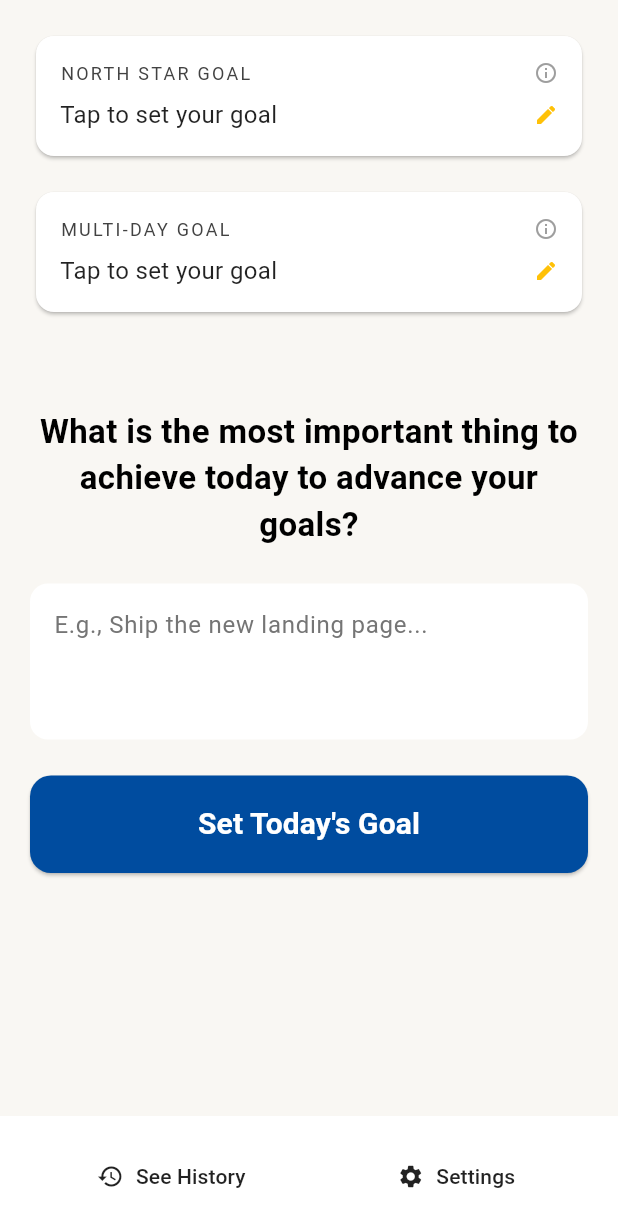
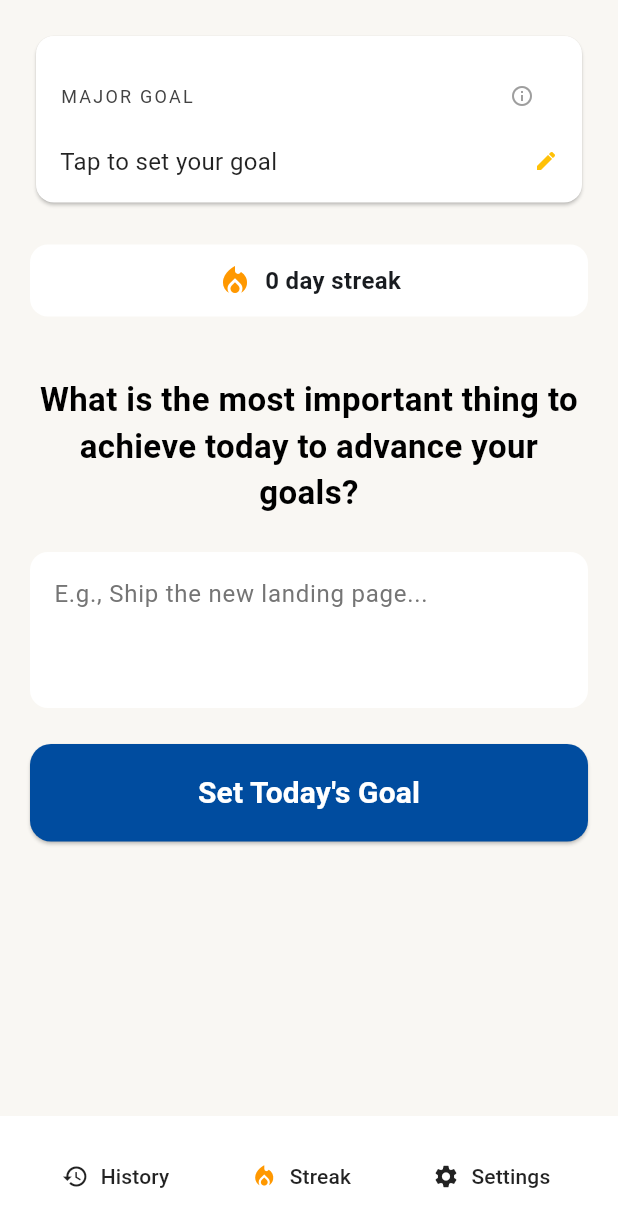
Before and after one commit to neonnubula/japchae, a Flutter app: the screen it shows after launch, on a phone screen of 412 x 824 dp. Shown: the top 1227 px of the screen. Run offline on Flutter 3.47's test engine with Material 3 defaults, Android fonts, the light colour scheme and no system bars; our stand-ins replace flutter_local_notifications, hive, hive_flutter, share_plus, timezone; accounts and stored records are empty.

Commit message:
feat: rename North Star to Major Goal, remove Multi-Day, add streak counter/page and sharing features\n\n- Rebrand North Star to Major Goal with info tooltip\n- Remove Multi-Day goal UI\n- Add current streak computation in StorageService\n- Add StreakScreen with share button\n- Show streak chip on Home screen\n- Add share_plus dependency and sharing for completed goals\n- Update History screen to share on completion\n- Improve bottom nav with Streak tab

```diff
--- a/lib/screens/home_screen.dart
+++ b/lib/screens/home_screen.dart
@@ -1,8 +1,10 @@
 import 'package:flutter/material.dart';
 import 'package:japchae/screens/history_screen.dart';
 import 'package:japchae/screens/settings_screen.dart';
+import 'package:japchae/screens/streak_screen.dart';
 import 'package:japchae/services/storage_service.dart';
 import 'package:provider/provider.dart';
+import 'package:share_plus/share_plus.dart';
 
 class HomeScreen extends StatefulWidget {
   const HomeScreen({super.key});
@@ -29,33 +31,40 @@ class _HomeScreenState extends State<HomeScreen> {
                 GestureDetector(
                   onTap: () => _showEditGoalDialog(
                     context,
-                    'North Star Goal',
+                    'Major Goal',
                     storageService.northStarGoal,
                     (newValue) => storageService.setNorthStarGoal(newValue),
                   ),
                   child: _buildGoalCard(
-                    'NORTH STAR GOAL',
+                    'MAJOR GOAL',
                     storageService.northStarGoal.isEmpty
                         ? 'Tap to set your goal'
                         : storageService.northStarGoal,
+                    infoDescription:
+                        'Your Major Goal is the overarching objective that guides your daily focus.'
                   ),
                 ),
-                const SizedBox(height: 16),
-                GestureDetector(
-                  onTap: () => _showEditGoalDialog(
-                    context,
-                    'Multi-Day Goal',
-                    storageService.multiDayGoal,
-                    (newValue) => storageService.setMultiDayGoal(newValue),
+                const SizedBox(height: 24),
+                // Streak counter
+                Container(
+                  padding: const EdgeInsets.symmetric(vertical: 12, horizontal: 16),
+                  decoration: BoxDecoration(
+                    color: Colors.white,
+                    borderRadius: BorderRadius.circular(12),
                   ),
-                  child: _buildGoalCard(
-                    'MULTI-DAY GOAL',
-                    storageService.multiDayGoal.isEmpty
-                        ? 'Tap to set your goal'
-                        : storageService.multiDayGoal,
+                  child: Row(
+                    mainAxisAlignment: MainAxisAlignment.center,
+                    children: [
+                      const Icon(Icons.local_fire_department, color: Colors.orange),
+                      const SizedBox(width: 8),
+                      Text(
+                        '${storageService.getCurrentStreak()} day streak',
+                        style: const TextStyle(fontSize: 16, fontWeight: FontWeight.w600),
+                      ),
+                    ],
                   ),
                 ),
-                const SizedBox(height: 60),
+                const SizedBox(height: 40),
                 Builder(
                   builder: (context) {
                     final todayGoal = storageService.getTodayGoal();
@@ -146,8 +155,16 @@ class _HomeScreenState extends State<HomeScreen> {
                                     style: const TextStyle(color: Colors.black87, fontSize: 18),
                                   ),
                                 ),
+                                if (todayGoal.isCompleted)
                                   IconButton(
-                                  icon: const Icon(Icons.edit, color: Colors.yellow),
+                                    icon: const Icon(Icons.share, color: Colors.black54),
+                                    onPressed: () {
+                                      Share.share('I just finished my goal for today: "${todayGoal.text}"!');
+                                    },
+                                  )
+                                else
+                                  IconButton(
+                                    icon: const Icon(Icons.edit, color: Colors.amber),
                                     onPressed: () {
                                       _showEditGoalDialog(
                                         context,
@@ -186,7 +203,17 @@ class _HomeScreenState extends State<HomeScreen> {
                 );
               },
               icon: const Icon(Icons.history, color: Colors.black87),
-              label: const Text('See History', style: TextStyle(color: Colors.black87)),
+              label: const Text('History', style: TextStyle(color: Colors.black87)),
+            ),
+            TextButton.icon(
+              onPressed: () {
+                Navigator.push(
+                  context,
+                  MaterialPageRoute(builder: (context) => const StreakScreen()),
+                );
+              },
+              icon: const Icon(Icons.local_fire_department, color: Colors.orange),
+              label: const Text('Streak', style: TextStyle(color: Colors.black87)),
             ),
             TextButton.icon(
               onPressed: () {
@@ -266,7 +293,7 @@ class _HomeScreenState extends State<HomeScreen> {
     );
   }
 
-  Widget _buildGoalCard(String title, String text) {
+  Widget _buildGoalCard(String title, String text, {String? infoDescription}) {
     return Card(
       color: Colors.white,
       shape: RoundedRectangleBorder(borderRadius: BorderRadius.circular(12)),
@@ -286,7 +313,25 @@ class _HomeScreenState extends State<HomeScreen> {
                   ),
                 ),
                 const Spacer(),
-                const Icon(Icons.info_outline, color: Colors.grey, size: 16),
+                if (infoDescription != null)
+                  IconButton(
+                    icon: const Icon(Icons.info_outline, color: Colors.grey, size: 16),
+                    onPressed: () {
+                      showDialog(
+                        context: context,
+                        builder: (context) => AlertDialog(
+                          title: Text(title),
+                          content: Text(infoDescription),
+                          actions: [
+                            TextButton(
+                              onPressed: () => Navigator.of(context).pop(),
+                              child: const Text('Close'),
+                            ),
+                          ],
+                        ),
+                      );
+                    },
+                  ),
               ],
             ),
             const SizedBox(height: 8),
--- /dev/null
+++ b/lib/screens/streak_screen.dart
@@ -0,0 +1,47 @@
+import 'package:flutter/material.dart';
+import 'package:japchae/services/storage_service.dart';
+import 'package:provider/provider.dart';
+import 'package:share_plus/share_plus.dart';
+
+class StreakScreen extends StatelessWidget {
+  const StreakScreen({super.key});
+
+  @override
+  Widget build(BuildContext context) {
+    return Scaffold(
+      appBar: AppBar(
+        title: const Text('Streak'),
+      ),
+      body: Consumer<StorageService>(
+        builder: (context, storage, _) {
+          final streak = storage.getCurrentStreak();
+          return Center(
+            child: Column(
+              mainAxisSize: MainAxisSize.min,
+              children: [
+                Text(
+                  '$streak',
+                  style: const TextStyle(fontSize: 72, fontWeight: FontWeight.bold),
+                ),
+                const Text(
+                  'Day Streak',
+                  style: TextStyle(fontSize: 24),
+                ),
+                const SizedBox(height: 24),
+                ElevatedButton.icon(
+                  onPressed: streak > 0
+                      ? () {
+                          Share.share('I\'m on a $streak-day goal streak in Japchae! 🚀');
+                        }
+                      : null,
+                  icon: const Icon(Icons.share),
+                  label: const Text('Share Streak'),
+                ),
+              ],
+            ),
+          );
+        },
+      ),
+    );
+  }
+}
--- a/lib/services/storage_service.dart
+++ b/lib/services/storage_service.dart
@@ -134,4 +134,30 @@ class StorageService with ChangeNotifier {
     }
     _notificationService.scheduleDailyNotification(scheduledDate);
   }
+
+  // --- Streak logic ---
+  int getCurrentStreak() {
+    // Returns number of consecutive days (including today) with completed goals
+    final goalsByDate = <DateTime, Goal>{};
+    for (final g in _goalsBox.values) {
+      final key = DateTime(g.date.year, g.date.month, g.date.day);
+      // Pick the first completed goal for each day (if any)
+      if (!goalsByDate.containsKey(key) && g.isCompleted) {
+        goalsByDate[key] = g;
+      }
+    }
+
+    int streak = 0;
+    DateTime day = DateTime.now();
+    while (true) {
+      final key = DateTime(day.year, day.month, day.day);
+      if (goalsByDate.containsKey(key)) {
+        streak += 1;
+        day = day.subtract(const Duration(days: 1));
+      } else {
+        break;
+      }
+    }
+    return streak;
+  }
 }
--- a/pubspec.yaml
+++ b/pubspec.yaml
@@ -41,6 +41,7 @@ dependencies:
   provider: ^6.1.5
   intl: ^0.20.2
   timezone: ^0.10.1
+  share_plus: ^7.2.1
 
 dev_dependencies:
   flutter_test:
```
Also changed, not shown: lib/screens/history_screen.dart (+14 -1 lines), pubspec.lock, 5 other files. Lines whose indentation alone changed are shown as unchanged.
